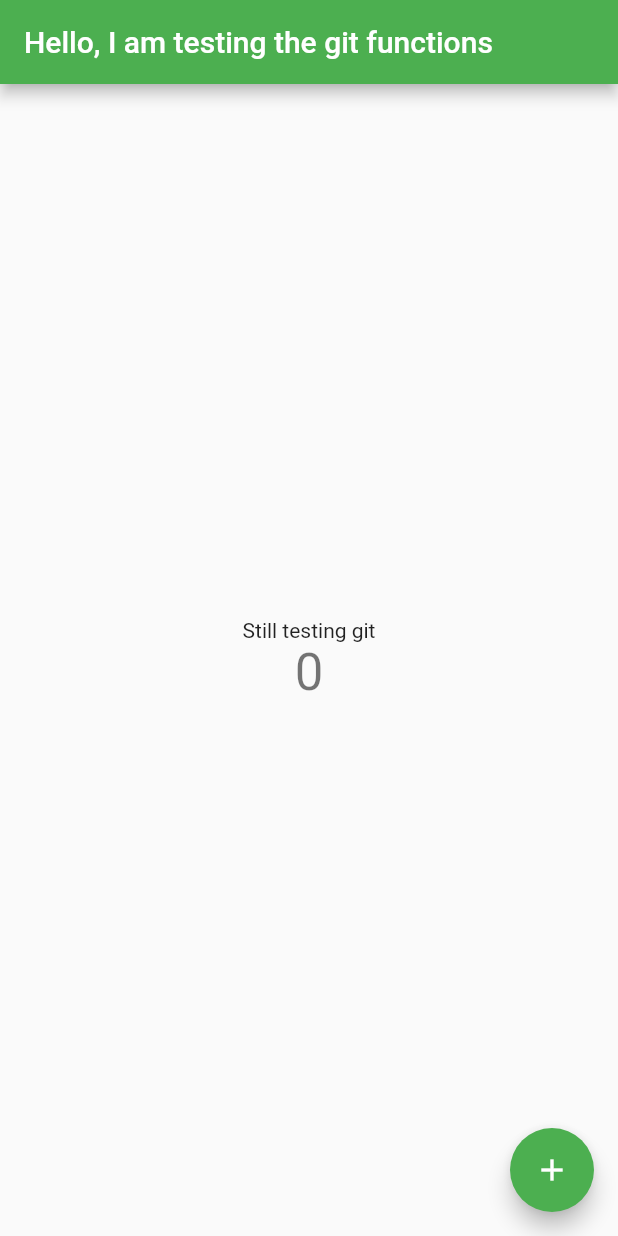
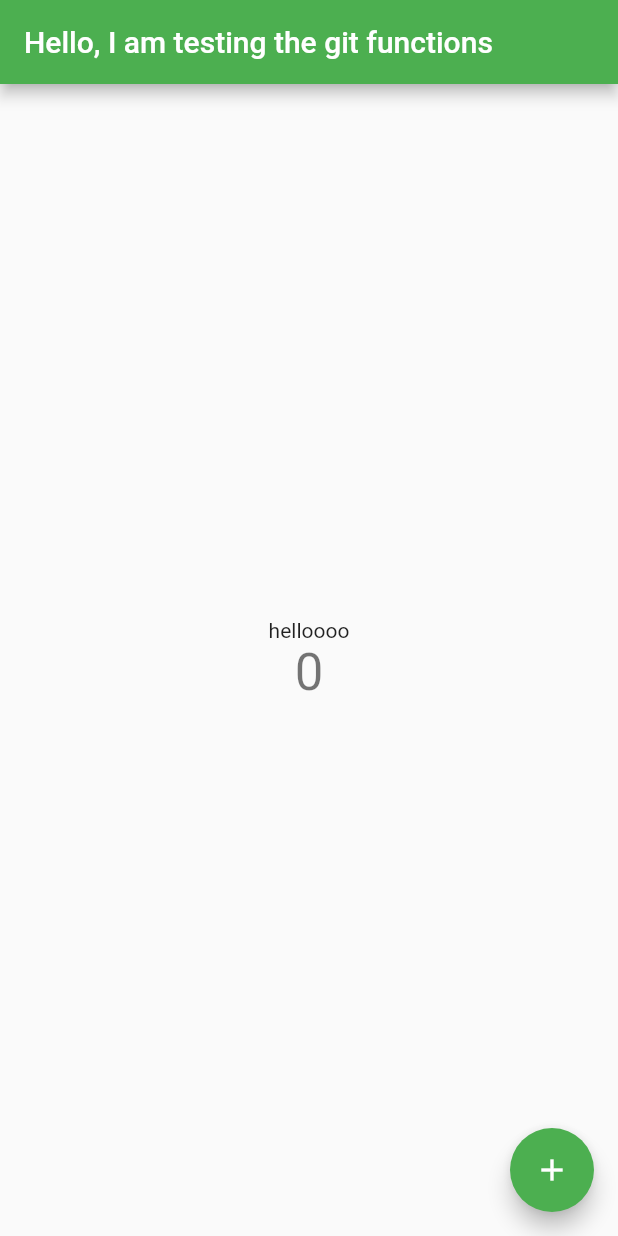
Before and after one commit to johett/bmwt_app, a Flutter app: the screen it shows after launch, on a phone screen of 412 x 824 dp. Run offline on Flutter 3.47's test engine with Material 2 defaults, Android fonts, the phone set to English and light mode, and no system bars.

Commit message:
[devjo] testting

```diff
--- a/bmwt_app/lib/main.dart
+++ b/bmwt_app/lib/main.dart
@@ -96,7 +96,7 @@ class _MyHomePageState extends State<MyHomePage> {
           mainAxisAlignment: MainAxisAlignment.center,
           children: <Widget>[
             const Text(
-              'Still testing git',
+              'helloooo',
             ),
             Text(
               '$_counter',
```
